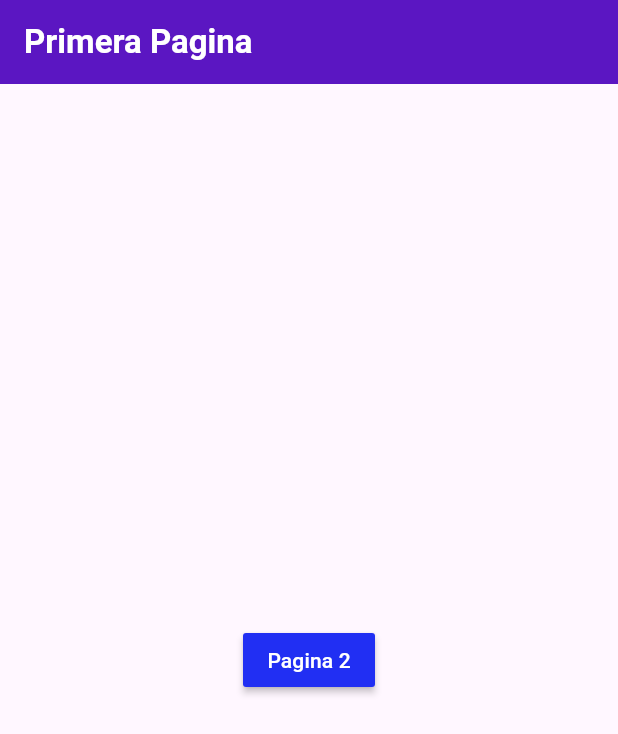
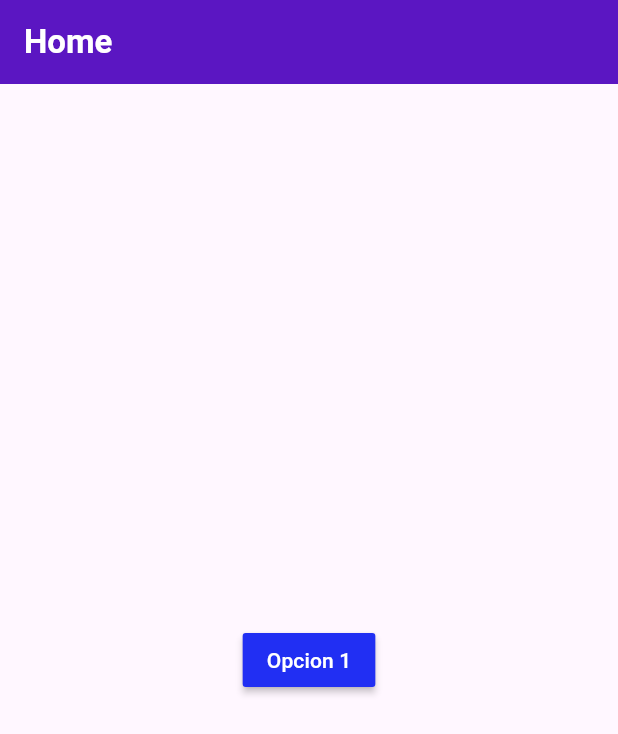
Before and after one commit to JulioSalgado29/zapatito, a Flutter app: the screen it shows after launch, on a phone screen of 412 x 824 dp. Shown: the top 734 px of the screen. Run offline on Flutter 3.47's test engine with Material 3 defaults, Android fonts, the phone set to English and light mode, and no system bars; our stand-ins replace shared_preferences; Roboto replaces fonts that are missing (Georgia).

Commit message:
-> Agregar ruteo para pagina 2

```diff
--- a/lib/main-widgets/first_page.dart
+++ b/lib/main-widgets/first_page.dart
@@ -1,7 +1,7 @@
 import 'package:flutter/material.dart';
 
-class FirsRoute extends StatelessWidget {
-  const FirsRoute({super.key});
+class FirstRoute extends StatelessWidget {
+  const FirstRoute({super.key});
 
   @override
   Widget build(BuildContext context) {
@@ -10,7 +10,7 @@ class FirsRoute extends StatelessWidget {
         backgroundColor: const Color(0xff5b16c2),
         foregroundColor: Colors.white,
         title: const Text(
-          'Primera Pagina',
+          'Home',
           style: TextStyle(fontWeight: FontWeight.bold, fontFamily: 'Georgia'),
         ),
       ),
@@ -22,9 +22,10 @@ class FirsRoute extends StatelessWidget {
           color: const Color.fromARGB(255, 33, 47, 243),
           textColor: Colors.white,
           child: const Text(
-          'Pagina 2',
+          'Opcion 1',
           ),
-      )),
+        )
+      ),
     );
   }
 }
--- a/lib/main.dart
+++ b/lib/main.dart
@@ -1,4 +1,5 @@
 import 'package:flutter/material.dart';
+import 'package:zapatito/main-widgets/second_page.dart';
 import 'main-widgets/first_page.dart';
 //import 'package:shoe_inventory_app/Services/local_storage.dart';
 
@@ -19,10 +20,12 @@ class MyApp extends StatelessWidget {
       theme: ThemeData(
         colorScheme: ColorScheme.fromSeed(seedColor: const Color(0xff3a086c)),
       ),
-      //home: const MyHomePage(title: 'Inventario - Nibbet'),
-      //home: const FirsRoute(),
       initialRoute: '/',
-      routes: {'/': (context) => const FirsRoute()},
+      routes: {
+                '/': (context) => const FirstRoute(),
+                '/second_page': (context) => const SecondRoute()
+              },
+
     );
   }
 }
```
Also changed, not shown: lib/main-widgets/second_page.dart (+19 -0 lines). Lines whose indentation alone changed are shown as unchanged.
